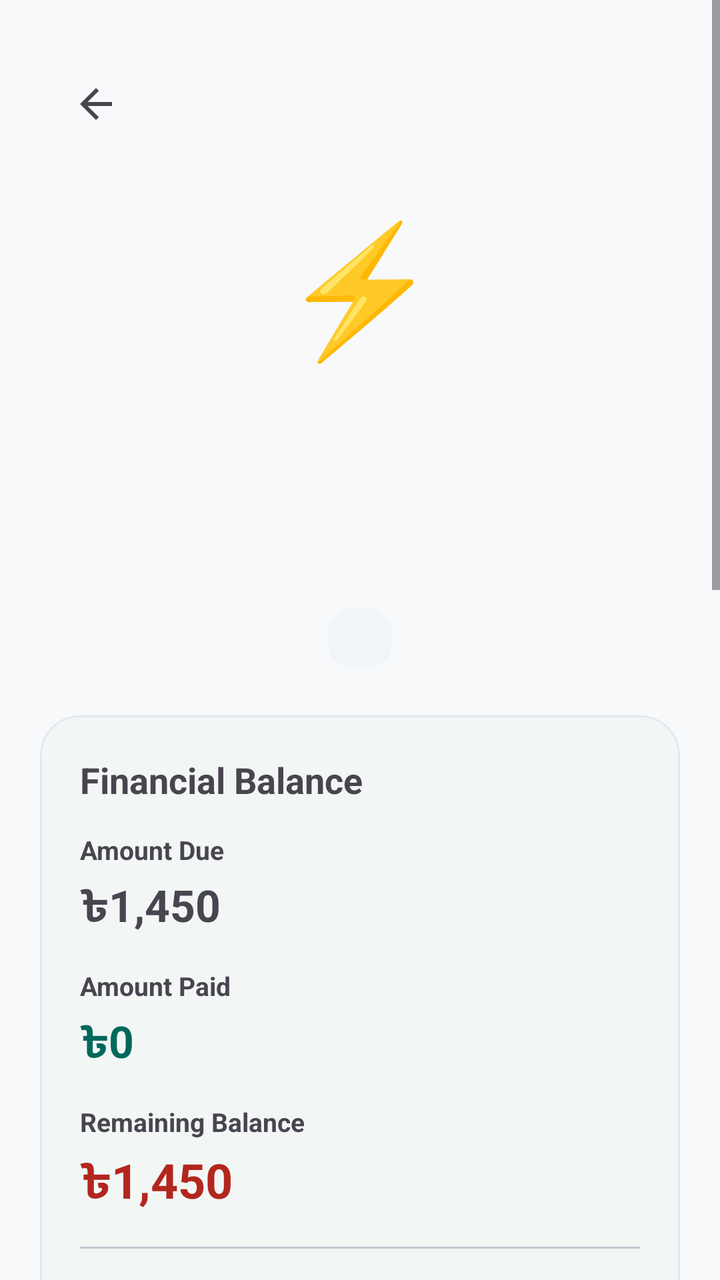
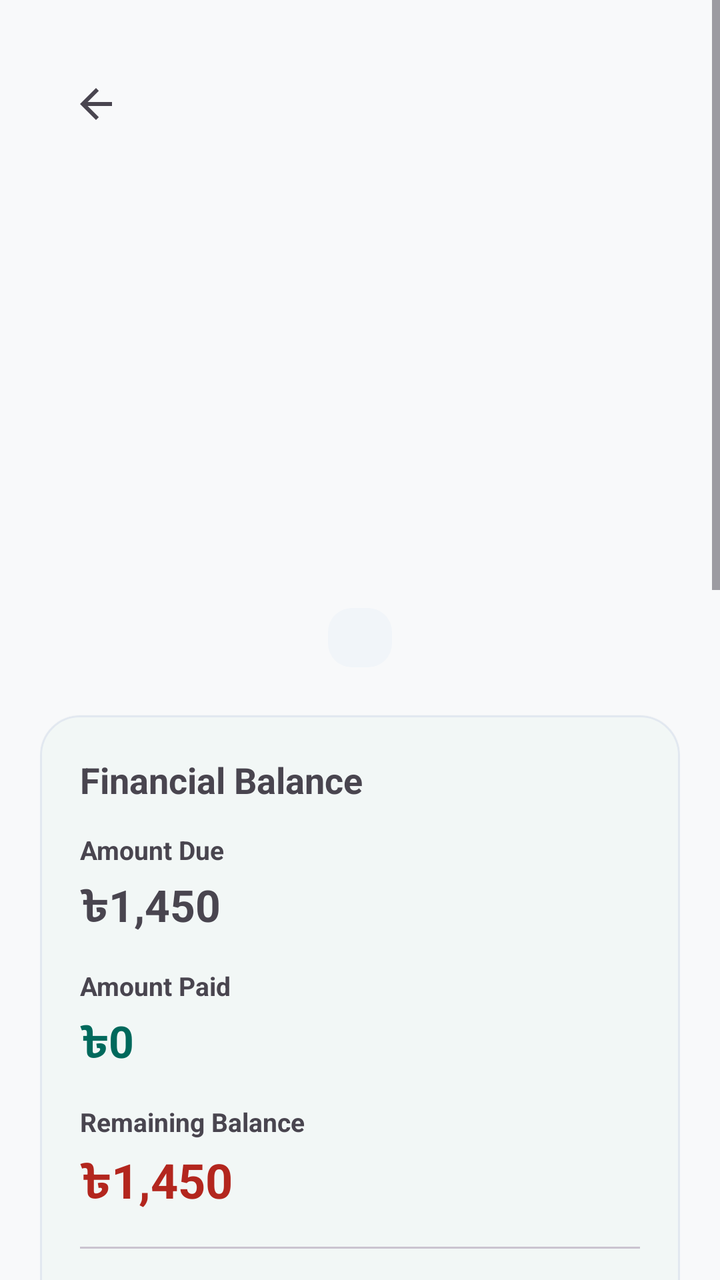

The first picture is an Android layout as it rendered before a commit; the second is the same layout after the commit. The layout source and the unified diff follow.
<!-- AndroidManifest.xml: application theme Theme.RobHouseRental -->
<!-- res/layout/activity_bill_details.xml -->
<?xml version="1.0" encoding="utf-8"?>
<ScrollView
    xmlns:android="http://schemas.android.com/apk/res/android"
    xmlns:app="http://schemas.android.com/apk/res-auto"
    android:layout_width="match_parent"
    android:layout_height="match_parent"
    android:fitsSystemWindows="true"
    android:fillViewport="true">

    <LinearLayout
        android:layout_width="match_parent"
        android:layout_height="wrap_content"
        android:orientation="vertical"
        android:padding="20dp">

        
        <com.google.android.material.appbar.MaterialToolbar
            android:id="@+id/toolbarBillDetails"
            android:layout_width="match_parent"
            android:layout_height="?attr/actionBarSize"
            android:title="@string/bill_details_title"
            app:navigationIcon="@drawable/ic_arrow_back" />

        
        <TextView
            android:id="@+id/tvBillDetailsTypeIcon"
            android:layout_width="match_parent"
            android:layout_height="wrap_content"
            android:layout_marginTop="16dp"
            android:gravity="center"
            android:text="⚡"
            android:textSize="64sp" />

        <TextView
            android:id="@+id/tvBillDetailsTitle"
            android:layout_width="match_parent"
            android:layout_height="wrap_content"
            android:layout_marginTop="8dp"
            android:gravity="center"
            
            android:textSize="26sp"
            android:textStyle="bold" />

        <TextView
            android:id="@+id/tvBillDetailsPropertyUnit"
            android:layout_width="match_parent"
            android:layout_height="wrap_content"
            android:layout_marginTop="4dp"
            android:gravity="center"
            
            android:textSize="16sp" />

        <TextView
            android:id="@+id/tvBillDetailsTenant"
            android:layout_width="match_parent"
            android:layout_height="wrap_content"
            android:layout_marginTop="2dp"
            android:gravity="center"
            
            android:textSize="14sp" />

        <TextView
            android:id="@+id/tvBillDetailsMonth"
            android:layout_width="match_parent"
            android:layout_height="wrap_content"
            android:layout_marginTop="2dp"
            android:gravity="center"
            
            android:textSize="14sp" />

        <TextView
            android:id="@+id/tvBillDetailsStatusBadge"
            android:layout_width="wrap_content"
            android:layout_height="wrap_content"
            android:layout_gravity="center_horizontal"
            android:layout_marginTop="8dp"
            android:background="@drawable/bg_status_badge"
            android:paddingHorizontal="16dp"
            android:paddingVertical="6dp"
            
            android:textSize="13sp"
            android:textStyle="bold" />

        
        <com.google.android.material.card.MaterialCardView
            android:layout_width="match_parent"
            android:layout_height="wrap_content"
            android:layout_marginTop="24dp"
            app:cardCornerRadius="20dp"
            app:cardElevation="1dp"
            app:strokeWidth="1dp">

            <LinearLayout
                android:layout_width="match_parent"
                android:layout_height="wrap_content"
                android:orientation="vertical"
                android:padding="20dp">

                <TextView
                    android:layout_width="match_parent"
                    android:layout_height="wrap_content"
                    android:text="@string/financial_balance"
                    android:textSize="18sp"
                    android:textStyle="bold" />

                
                <TextView
                    android:layout_width="match_parent"
                    android:layout_height="wrap_content"
                    android:layout_marginTop="14dp"
                    android:text="@string/amount_due"
                    android:textSize="13sp"
                    android:textStyle="bold" />

                <TextView
                    android:id="@+id/tvBillDetailsDue"
                    android:layout_width="match_parent"
                    android:layout_height="wrap_content"
                    android:layout_marginTop="4dp"
                    android:text="৳1,450"
                    android:textSize="22sp"
                    android:textStyle="bold" />

                
                <TextView
                    android:layout_width="match_parent"
                    android:layout_height="wrap_content"
                    android:layout_marginTop="14dp"
                    android:text="@string/amount_paid"
                    android:textSize="13sp"
                    android:textStyle="bold" />

                <TextView
                    android:id="@+id/tvBillDetailsPaid"
                    android:layout_width="match_parent"
                    android:layout_height="wrap_content"
                    android:layout_marginTop="4dp"
                    android:text="৳0"
                    android:textColor="?attr/colorPrimary"
                    android:textSize="22sp"
                    android:textStyle="bold" />

                
                <TextView
                    android:layout_width="match_parent"
                    android:layout_height="wrap_content"
                    android:layout_marginTop="14dp"
                    android:text="@string/remaining_balance"
                    android:textSize="13sp"
                    android:textStyle="bold" />

                <TextView
                    android:id="@+id/tvBillDetailsRemaining"
                    android:layout_width="match_parent"
                    android:layout_height="wrap_content"
                    android:layout_marginTop="4dp"
                    android:text="৳1,450"
                    android:textColor="?attr/colorError"
                    android:textSize="24sp"
                    android:textStyle="bold" />

                <View
                    android:layout_width="match_parent"
                    android:layout_height="1dp"
                    android:layout_marginVertical="14dp"
                    android:background="?attr/colorOutlineVariant" />

                
                <TextView
                    android:id="@+id/tvBillDetailsDueDate"
                    android:layout_width="match_parent"
                    android:layout_height="wrap_content"
                    
                    android:textSize="14sp" />

                <TextView
                    android:id="@+id/tvBillDetailsBillNumber"
                    android:layout_width="match_parent"
                    android:layout_height="wrap_content"
                    android:layout_marginTop="4dp"
                    
                    android:textSize="14sp" />

                <TextView
                    android:id="@+id/tvBillDetailsLastPayment"
                    android:layout_width="match_parent"
                    android:layout_height="wrap_content"
                    android:layout_marginTop="4dp"
                    
                    android:textSize="14sp" />

                <TextView
                    android:id="@+id/tvBillDetailsNotes"
                    android:layout_width="match_parent"
                    android:layout_height="wrap_content"
                    android:layout_marginTop="4dp"
                    
                    android:textSize="14sp" />

            </LinearLayout>

        </com.google.android.material.card.MaterialCardView>

        
        <com.google.android.material.card.MaterialCardView
            android:id="@+id/cardUtilityBreakdown"
            android:layout_width="match_parent"
            android:layout_height="wrap_content"
            android:layout_marginTop="20dp"
            app:cardCornerRadius="20dp"
            app:cardElevation="1dp"
            app:strokeWidth="1dp">

            <LinearLayout
                android:layout_width="match_parent"
                android:layout_height="wrap_content"
                android:orientation="vertical"
                android:padding="20dp">

                <TextView
                    android:layout_width="match_parent"
                    android:layout_height="wrap_content"
                    android:text="@string/bill_breakdown"
                    android:textSize="18sp"
                    android:textStyle="bold" />

                <TextView
                    android:id="@+id/tvBreakdownMeter"
                    android:layout_width="match_parent"
                    android:layout_height="wrap_content"
                    android:layout_marginTop="10dp"
                    
                    android:textSize="14sp" />

                <TextView
                    android:id="@+id/tvBreakdownReadings"
                    android:layout_width="match_parent"
                    android:layout_height="wrap_content"
                    android:layout_marginTop="4dp"
                    
                    android:textSize="14sp" />

                <TextView
                    android:id="@+id/tvBreakdownRate"
                    android:layout_width="match_parent"
                    android:layout_height="wrap_content"
                    android:layout_marginTop="4dp"
                    
                    android:textSize="14sp" />

                <TextView
                    android:id="@+id/tvBreakdownFixedCharge"
                    android:layout_width="match_parent"
                    android:layout_height="wrap_content"
                    android:layout_marginTop="4dp"
                    
                    android:textSize="14sp" />

                <TextView
                    android:id="@+id/tvBreakdownVat"
                    android:layout_width="match_parent"
                    android:layout_height="wrap_content"
                    android:layout_marginTop="4dp"
                    
                    android:textSize="14sp" />

            </LinearLayout>

        </com.google.android.material.card.MaterialCardView>

        
        <com.google.android.material.card.MaterialCardView
            android:layout_width="match_parent"
            android:layout_height="wrap_content"
            android:layout_marginTop="20dp"
            app:cardCornerRadius="20dp"
            app:cardElevation="1dp"
            app:strokeWidth="1dp">

            <LinearLayout
                android:layout_width="match_parent"
                android:layout_height="wrap_content"
                android:orientation="vertical"
                android:padding="20dp">

                <LinearLayout
                    android:layout_width="match_parent"
                    android:layout_height="wrap_content"
                    android:gravity="center_vertical"
                    android:orientation="horizontal">

                    <TextView
                        android:layout_width="0dp"
                        android:layout_height="wrap_content"
                        android:layout_weight="1"
                        android:text="@string/payment_history"
                        android:textSize="18sp"
                        android:textStyle="bold" />

                    <TextView
                        android:id="@+id/tvBillPaymentCount"
                        android:layout_width="wrap_content"
                        android:layout_height="wrap_content"
                        android:text="0"
                        android:textSize="18sp"
                        android:textStyle="bold" />

                </LinearLayout>

                
                <TextView
                    android:id="@+id/tvNoBillPayments"
                    android:layout_width="match_parent"
                    android:layout_height="wrap_content"
                    android:layout_marginTop="12dp"
                    android:gravity="center"
                    android:text="@string/no_payments_yet"
                    android:textSize="15sp" />

                
                <androidx.recyclerview.widget.RecyclerView
                    android:id="@+id/recyclerBillPayments"
                    android:layout_width="match_parent"
                    android:layout_height="wrap_content"
                    android:layout_marginTop="12dp"
                    android:nestedScrollingEnabled="false" />

            </LinearLayout>

        </com.google.android.material.card.MaterialCardView>

        
        <com.google.android.material.button.MaterialButton
            android:id="@+id/btnRecordBillPayment"
            android:layout_width="match_parent"
            android:layout_height="wrap_content"
            android:layout_marginTop="24dp"
            android:minHeight="56dp"
            android:text="@string/record_payment"
            android:textSize="17sp"
            app:cornerRadius="16dp" />

        <com.google.android.material.button.MaterialButton
            android:id="@+id/btnEditBill"
            style="@style/Widget.Material3.Button.OutlinedButton"
            android:layout_width="match_parent"
            android:layout_height="wrap_content"
            android:layout_marginTop="12dp"
            android:minHeight="56dp"
            android:text="@string/edit_bill_title"
            android:textSize="17sp"
            app:cornerRadius="16dp" />

        <com.google.android.material.button.MaterialButton
            android:id="@+id/btnWaiveBill"
            style="@style/Widget.Material3.Button.TextButton"
            android:layout_width="match_parent"
            android:layout_height="wrap_content"
            android:layout_marginTop="8dp"
            android:minHeight="52dp"
            android:text="@string/waive_bill"
            android:textColor="?attr/colorError"
            android:textSize="16sp" />

        <com.google.android.material.button.MaterialButton
            android:id="@+id/btnDeleteBill"
            style="@style/Widget.Material3.Button.TextButton"
            android:layout_width="match_parent"
            android:layout_height="wrap_content"
            android:layout_marginTop="4dp"
            android:minHeight="52dp"
            android:text="@string/delete_bill"
            android:textColor="?attr/colorError"
            android:textSize="16sp" />

        <Space
            android:layout_width="match_parent"
            android:layout_height="24dp" />

    </LinearLayout>

</ScrollView>
<!-- resources referenced by this layout -->
<resources>
  <!-- drawable bg_status_badge (drawable) -->
  <?xml version="1.0" encoding="utf-8"?>
  <shape xmlns:android="http://schemas.android.com/apk/res/android"
      android:shape="rectangle">
      <corners android:radius="12dp" />
      <solid android:color="@color/md_theme_surfaceVariant" />
  </shape>
  <!-- drawable ic_arrow_back (drawable) -->
  <vector xmlns:android="http://schemas.android.com/apk/res/android"
      android:width="24dp"
      android:height="24dp"
      android:viewportWidth="24"
      android:viewportHeight="24"
      android:tint="?attr/colorControlNormal">
    <path
        android:fillColor="#FF000000"
        android:pathData="M20,11H7.83l5.59,-5.59L12,4l-8,8 8,8 1.41,-1.41L7.83,13H20v-2z"/>
  </vector>
  <string name="amount_due">Amount Due</string>
  <string name="amount_paid">Amount Paid</string>
  <string name="bill_breakdown">Utility Breakdown</string>
  <string name="bill_details_title">Bill Details</string>
  <string name="delete_bill">Delete Bill</string>
  <string name="edit_bill_title">Edit Utility Bill</string>
  <string name="financial_balance">Financial Balance</string>
  <string name="no_payments_yet">No payments recorded yet.</string>
  <string name="payment_history">Payment History</string>
  <string name="record_payment">Record Payment</string>
  <string name="remaining_balance">Remaining Balance</string>
  <string name="waive_bill">Waive Bill</string>
  <style name="Theme.RobHouseRental" parent="Base.Theme.RobHouseRental" />
  <color name="md_theme_surfaceVariant">#F1F5F9</color>
  <color name="md_theme_primary">#00695C</color>
  <color name="md_theme_onPrimary">#FFFFFF</color>
  <color name="md_theme_primaryContainer">#E0F2F1</color>
  <color name="md_theme_onPrimaryContainer">#00201A</color>
  <color name="md_theme_secondary">#1565C0</color>
  <color name="md_theme_onSecondary">#FFFFFF</color>
  <color name="md_theme_secondaryContainer">#E3F2FD</color>
  <color name="md_theme_onSecondaryContainer">#001D36</color>
  <color name="md_theme_tertiary">#6D4C41</color>
  <color name="md_theme_onTertiary">#FFFFFF</color>
  <color name="md_theme_tertiaryContainer">#EFEBE9</color>
  <color name="md_theme_onTertiaryContainer">#25150F</color>
  <color name="md_theme_background">#F8F9FA</color>
  <color name="md_theme_onBackground">#191C1D</color>
  <color name="md_theme_surface">#FFFFFF</color>
  <color name="md_theme_onSurface">#191C1D</color>
  <color name="md_theme_onSurfaceVariant">#475569</color>
  <color name="md_theme_outline">#CBD5E1</color>
  <style name="Widget.App.CardView" parent="Widget.Material3.CardView.Elevated">
          <item name="cardCornerRadius">16dp</item>
          <item name="cardElevation">1dp</item>
          <item name="strokeWidth">1dp</item>
          <item name="strokeColor">@color/md_theme_outlineVariant</item>
          <item name="cardBackgroundColor">@color/md_theme_surface</item>
      </style>
  <color name="md_theme_outlineVariant">#E2E8F0</color>
  <!-- unchanged entries left out for length: 1 -->
</resources>

<!-- the commit's change to res/layout/activity_bill_details.xml (unified diff, before → after) -->
@@ -28,7 +28,7 @@
             android:layout_height="wrap_content"
             android:layout_marginTop="16dp"
             android:gravity="center"
-            android:text="⚡"
+            android:text=""
             android:textSize="64sp" />
 
         <TextView
